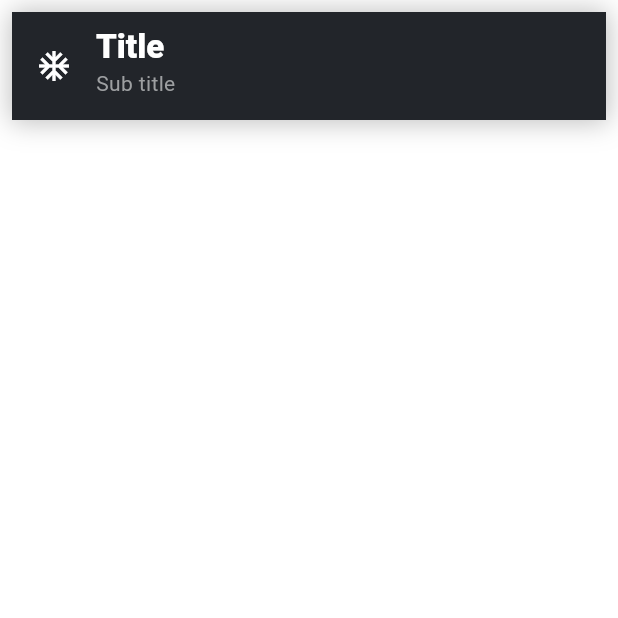
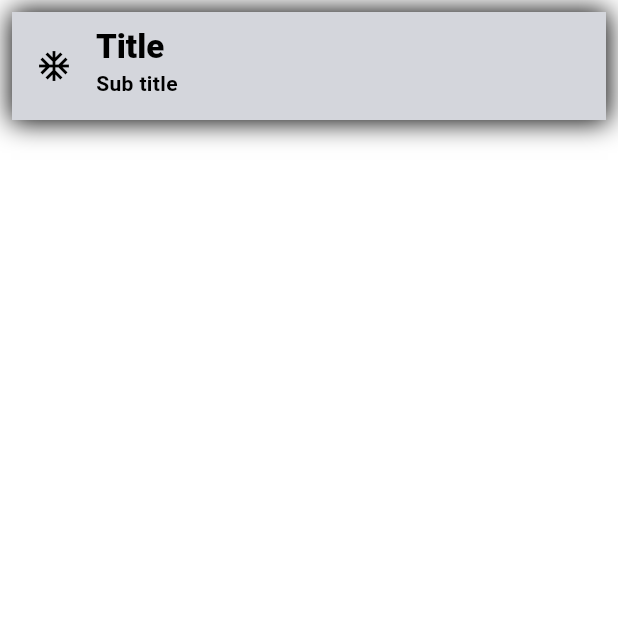
Before and after one commit to Zimil-Patel/quotify, a Flutter app: the screen it shows after launch, on a phone screen of 412 x 824 dp, the top half of it. Run offline on Flutter 3.47's test engine with Material 3 defaults, Android fonts, the light colour scheme and no system bars.

Commit message:
Update light_theme.dart

```diff
--- a/lib/utils/theme/light_theme.dart
+++ b/lib/utils/theme/light_theme.dart
@@ -1,3 +1,4 @@
+import 'package:flutter/cupertino.dart';
 import 'package:flutter/material.dart';
 
 //LIGHT THEME DATA
@@ -6,25 +7,25 @@ ThemeData lightTheme = ThemeData(
   brightness: Brightness.light,
   //TEXT DATA
   textTheme: const TextTheme(
-    displayLarge: TextStyle(
-      fontSize: 12,
-      color: Colors.blue
-    ),
+    titleMedium: TextStyle(
+      color: CupertinoColors.white,
+      fontWeight: FontWeight.bold
+    ),//FOR BOX TITLE
+    titleLarge: TextStyle(
+        color: CupertinoColors.black,
+        fontWeight: FontWeight.w900
+    ),// FOR TITLE
+    titleSmall: TextStyle(
+      color: Color(0xff141b25),
+      fontWeight: FontWeight.w300
+    ),//FOR CATEGORY NAME
     bodyMedium: TextStyle(
-        color: Color(0xff9d9fa1)
-    ),
-    titleLarge: TextStyle(
-        color: Colors.white,
-        fontWeight: FontWeight.w900
-    ),
+      color: CupertinoColors.black,
+      fontWeight: FontWeight.w700
+    ), //FOR YOU
   ),
-
-
   colorScheme: const ColorScheme.light(
-    primary: Color(0xffffffff),
-    secondary: Color(0xffffffff),
-    surface: Color(0xff22252a),
-    onSurface: Colors.white,
-    shadow: Colors.black26,
+    primary: CupertinoColors.white,
+    surface: Color(0xffd4d6dc),
   ),
 );
```
